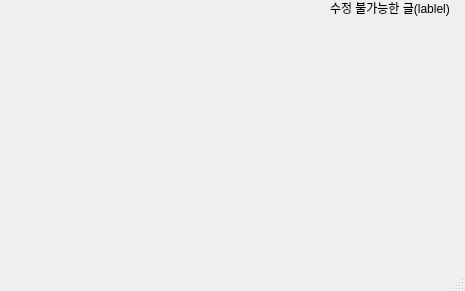
Above: 05 QT/practice_qt/EX01-01_hello_world/hello_world/mainwindow.ui from 7SH7/ai_study_avr before the change. Below: the same form after it.
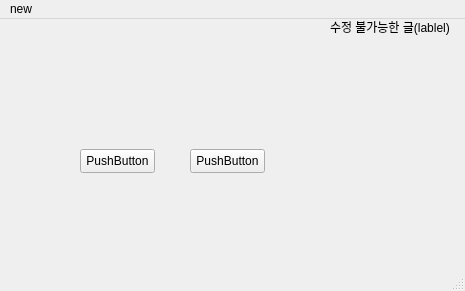
That is the form after the change.

```diff
--- a/05 QT/practice_qt/EX01-01_hello_world/hello_world/mainwindow.ui
+++ b/05 QT/practice_qt/EX01-01_hello_world/hello_world/mainwindow.ui
@@ -27,6 +27,32 @@
      <string>수정 불가능한 글(lablel)</string>
     </property>
    </widget>
+   <widget class="QPushButton" name="pushButton">
+    <property name="geometry">
+     <rect>
+      <x>80</x>
+      <y>130</y>
+      <width>75</width>
+      <height>24</height>
+     </rect>
+    </property>
+    <property name="text">
+     <string>PushButton</string>
+    </property>
+   </widget>
+   <widget class="QPushButton" name="pushButton_2">
+    <property name="geometry">
+     <rect>
+      <x>190</x>
+      <y>130</y>
+      <width>75</width>
+      <height>24</height>
+     </rect>
+    </property>
+    <property name="text">
+     <string>PushButton</string>
+    </property>
+   </widget>
   </widget>
   <widget class="QMenuBar" name="menubar">
    <property name="geometry">
@@ -37,6 +63,13 @@
      <height>22</height>
     </rect>
    </property>
+   <widget class="QMenu" name="menunew">
+    <property name="title">
+     <string>new</string>
+    </property>
+    <addaction name="actionhere"/>
+   </widget>
+   <addaction name="menunew"/>
   </widget>
   <widget class="QStatusBar" name="statusbar"/>
  </widget>
```
Left out of the diff: 5 changed lines with no effect on the pictures.
